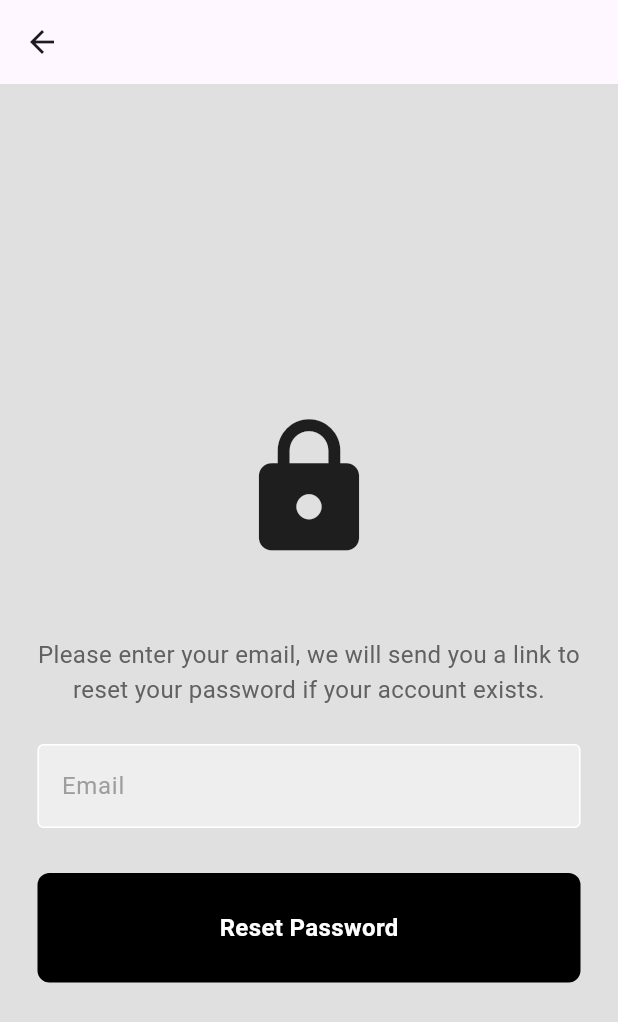
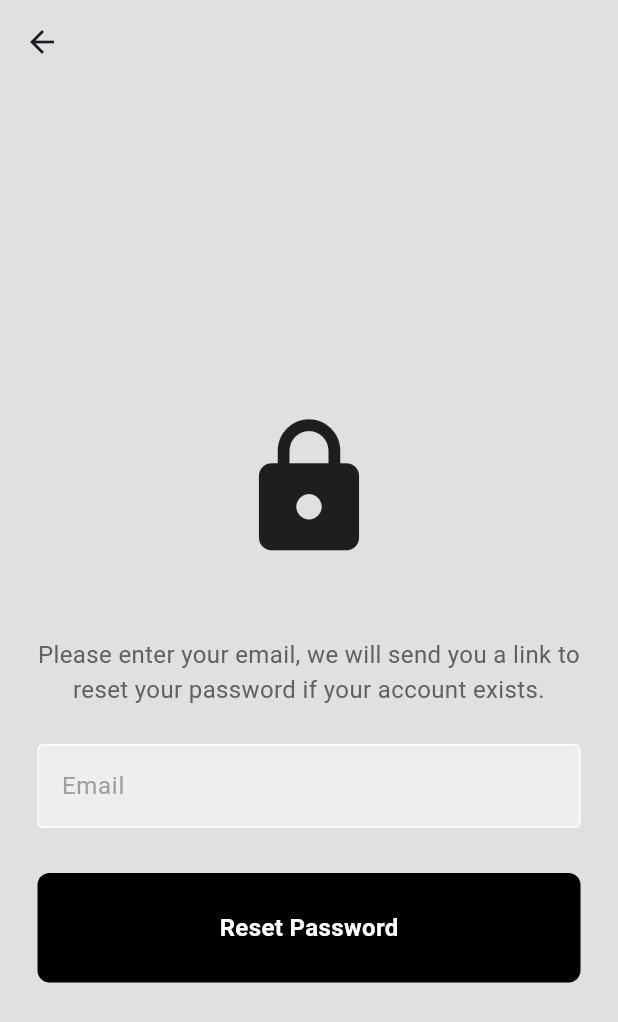
Before and after one commit to AnkhEl/eservelink, a Flutter app: the AuthWrapper screen opened directly, after a tap on "Reset", on a phone screen of 412 x 824 dp. Shown: the top 1022 px of the screen. Run offline on Flutter 3.47's test engine with Material 3 defaults, Android fonts, the phone set to English and light mode, and no system bars; our stand-ins replace awesome_snackbar_content, cloud_firestore, dartz, equatable, firebase_auth, firebase_core and 6 more; accounts and stored records are empty.

Commit message:
feat: Implement password reset functionality
This commit introduces the password reset feature, allowing users to reset their forgotten passwords via email.

The following changes were made:
- Added `awesome_snackbar_content` package for improved in-app notifications.
- Created `PasswordResetPage` for users to input their email and request a password reset link.
- Integrated `AuthBloc` to handle password reset logic, including loading states, success messages, and error handling.
- Updated `AuthWrapper` to navigate to the `PasswordResetPage` when appropriate auth states are emitted.
- Modified `MyTextField` to include an `enabled` property to disable input fields during loading states.
- Enhanced the user experience with visual feedback (loading indicators and success/error snackbars) during the password reset process.

```diff
--- a/lib/features/auth/presentation/components/auth_wrapper.dart
+++ b/lib/features/auth/presentation/components/auth_wrapper.dart
@@ -60,6 +60,18 @@ class _AuthWrapperState extends State<AuthWrapper> {
           return PasswordResetPage();
         }
 
+        if (state is ResetPasswordLoading) {
+          return const PasswordResetPage();
+        }
+
+        if (state is ResetPasswordSuccess) {
+          return const PasswordResetPage();
+        }
+
+        if (state is ResetPasswordFailure) {
+          return const PasswordResetPage();
+        }
+
         if (state is AuthFailure) {
           return _isOnRegisterPage ? const RegisterPage() : const LoginPage();
         }
--- a/lib/features/auth/presentation/components/my_textfield.dart
+++ b/lib/features/auth/presentation/components/my_textfield.dart
@@ -7,6 +7,7 @@ class MyTextField extends StatelessWidget {
   final String? Function(String?)? validator;
   final TextInputType? keyboardType;
   final TextInputAction? textInputAction;
+  final bool enabled;
 
   const MyTextField({
     super.key,
@@ -16,6 +17,7 @@ class MyTextField extends StatelessWidget {
     this.validator,
     this.keyboardType,
     this.textInputAction,
+    this.enabled = true,
   });
 
   @override
@@ -40,6 +42,7 @@ class MyTextField extends StatelessWidget {
           hintText: hintText,
           hintStyle: TextStyle(color: Colors.grey[500]),
         ),
+        enabled: enabled,
       ),
     );
   }
--- a/lib/features/auth/presentation/pages/password_reset_page.dart
+++ b/lib/features/auth/presentation/pages/password_reset_page.dart
@@ -1,3 +1,4 @@
+import 'package:awesome_snackbar_content/awesome_snackbar_content.dart';
 import 'package:eservelink/core/util/auth_validator.dart';
 import 'package:eservelink/features/auth/presentation/bloc/auth_bloc.dart';
 import 'package:eservelink/features/auth/presentation/bloc/auth_event.dart';
@@ -29,24 +30,43 @@ class _PasswordResetPageState extends State<PasswordResetPage> {
   @override
   Widget build(BuildContext context) {
     return Scaffold(
-      appBar: AppBar(),
+      appBar: AppBar(
+        backgroundColor: Colors.grey[300],
+        leading: IconButton(
+          icon: Icon(Icons.arrow_back),
+          onPressed: () => context.read<AuthBloc>().add(ShowLoginPageEvent()),
+        ),
+      ),
       backgroundColor: Colors.grey[300],
       body: BlocConsumer<AuthBloc, AuthState>(
         listener: (context, state) {
           if (state is ResetPasswordFailure) {
             ScaffoldMessenger.of(context).showSnackBar(
               SnackBar(
-                content: Text(state.message),
-                backgroundColor: Colors.red,
+                elevation: 0,
+                behavior: SnackBarBehavior.floating,
+                backgroundColor: Colors.transparent,
+                content: AwesomeSnackbarContent(
+                  title: "Oops",
+                  message: state.message,
+                  contentType: ContentType.failure,
+                ),
               ),
             );
           } else if (state is ResetPasswordSuccess) {
             ScaffoldMessenger.of(context).showSnackBar(
               SnackBar(
-                content: Text('Password reset email sent to ${state.email}'),
-                backgroundColor: Colors.green,
+                elevation: 0,
+                behavior: SnackBarBehavior.floating,
+                backgroundColor: Colors.transparent,
+                content: AwesomeSnackbarContent(
+                  title: "Sent",
+                  message: 'Password reset email sent to ${state.email}',
+                  contentType: ContentType.success,
+                ),
               ),
             );
+            Text('Password reset email sent to ${state.email}');
 
             Future.delayed(const Duration(seconds: 2), () {
               if (context.mounted) {
@@ -56,9 +76,10 @@ class _PasswordResetPageState extends State<PasswordResetPage> {
           }
         },
         builder: (context, state) {
-          if (state is AuthLoading) {
-            return const Center(child: CircularProgressIndicator());
-          }
+          final isLoading = state is ResetPasswordLoading;
+          // if (state is AuthLoading) {
+          //   return const Center(child: CircularProgressIndicator());
+          // }
           return SafeArea(
             child: Center(
               child: SingleChildScrollView(
@@ -96,14 +117,19 @@ class _PasswordResetPageState extends State<PasswordResetPage> {
                         validator: AuthValidator.validateEmail,
                         keyboardType: TextInputType.emailAddress,
                         textInputAction: TextInputAction.done,
+                        enabled: !isLoading,
                       ),
 
                       const SizedBox(height: 30),
 
                       MyButton(
-                        onTap: _onResetPasswordPressed,
-                        title: 'Reset Password',
+                        onTap: isLoading ? null : _onResetPasswordPressed,
+                        title: isLoading ? 'Sending...' : 'Reset Password',
                       ),
+                      if (isLoading) ...[
+                        const SizedBox(height: 20),
+                        const CircularProgressIndicator(),
+                      ],
                     ],
                   ),
                 ),
--- a/pubspec.yaml
+++ b/pubspec.yaml
@@ -46,6 +46,7 @@ dependencies:
   google_sign_in: ^7.1.0
   sign_in_with_apple: ^7.0.1
   cloud_firestore: ^5.6.11
+  awesome_snackbar_content: ^0.1.6
 
 dev_dependencies:
   flutter_test:
```
Also changed, not shown: pubspec.lock.
